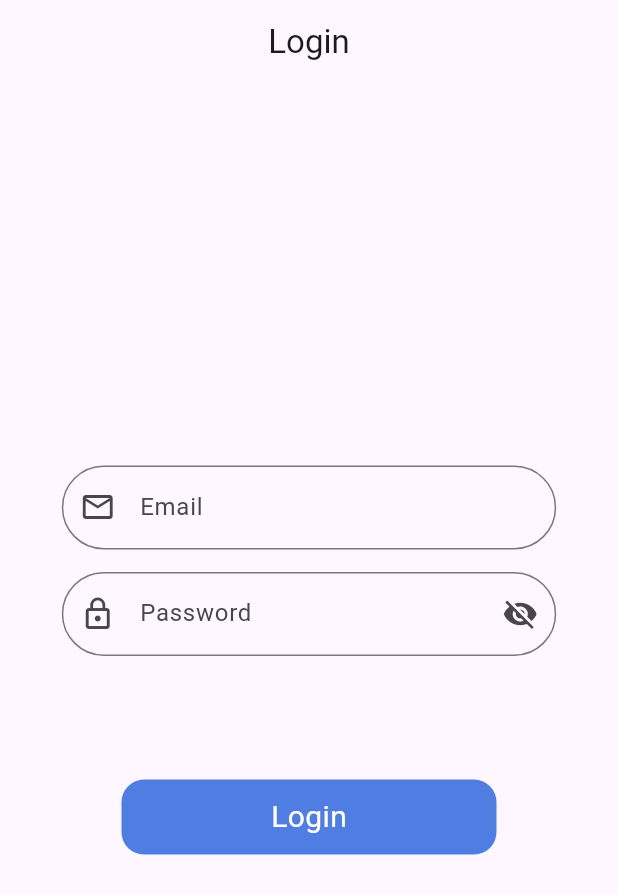
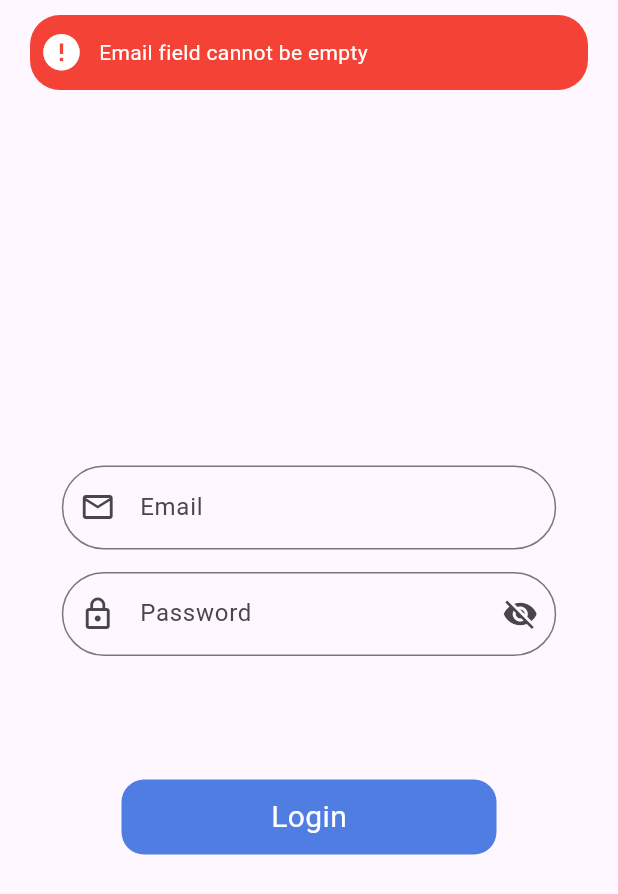
Before and after one commit to rn-byte/Flutter_MVVM_Arch, a Flutter app: the screen it shows after launch, after a tap on "Login", on a phone screen of 412 x 824 dp. Shown: the top 894 px of the screen. Run offline on Flutter 3.47's test engine with Material 3 defaults, Android fonts, the phone set to English and light mode, and no system bars; drawn by our look-alikes of another_flushbar; our stand-ins replace fluttertoast.

Commit message:
login and view model work added

```diff
--- a/lib/main.dart
+++ b/lib/main.dart
@@ -1,6 +1,8 @@
 import 'package:flutter/material.dart';
 import 'package:flutter_mvvm/utils/routes/routes.dart';
 import 'package:flutter_mvvm/utils/routes/routes_name.dart';
+import 'package:flutter_mvvm/view_model/auth_view_model.dart';
+import 'package:provider/provider.dart';
 
 void main() {
   runApp(const MyApp());
@@ -12,9 +14,15 @@ class MyApp extends StatelessWidget {
   // This widget is the root of your application.
   @override
   Widget build(BuildContext context) {
+    return MultiProvider(
+      providers: [
+        ChangeNotifierProvider(create: (context) => AuthViewModel()),
+      ],
+      child: Builder(
+        builder: (context) {
           return MaterialApp(
             debugShowCheckedModeBanner: false,
-      title: 'Flutter Demo',
+            title: 'Flutter MVVM',
             theme: ThemeData(
               colorScheme: ColorScheme.fromSeed(seedColor: Colors.deepPurple),
               useMaterial3: true,
@@ -22,5 +30,8 @@ class MyApp extends StatelessWidget {
             initialRoute: RoutesName.login,
             onGenerateRoute: Routes.generateRoute,
           );
+        },
+      ),
+    );
   }
 }
--- a/lib/utils/utils.dart
+++ b/lib/utils/utils.dart
@@ -3,7 +3,8 @@ import 'package:another_flushbar/flushbar_route.dart';
 import 'package:flutter/material.dart';
 import 'package:fluttertoast/fluttertoast.dart';
 
-void fieldFocusChange(
+class Utils {
+  static void fieldFocusChange(
     BuildContext context,
     FocusNode current,
     FocusNode nextFocus,
@@ -12,7 +13,7 @@ void fieldFocusChange(
     FocusScope.of(context).requestFocus(nextFocus);
   }
 
-toastMessage(String message) {
+  static toastMessage(String message) {
     Fluttertoast.showToast(
         msg: message,
         toastLength: Toast.LENGTH_LONG,
@@ -20,7 +21,7 @@ toastMessage(String message) {
         textColor: Colors.white);
   }
 
-void flushErrorMessage(String message, BuildContext context) {
+  static void flushErrorMessage(String message, BuildContext context) {
     showFlushbar(
         context: context,
         flushbar: Flushbar(
@@ -42,7 +43,7 @@ void flushErrorMessage(String message, BuildContext context) {
         )..show(context));
   }
 
-void showSnackbar(String message, BuildContext context) {
+  static void showSnackbar(String message, BuildContext context) {
     ScaffoldMessenger.of(context).showSnackBar(
       SnackBar(
         backgroundColor: Colors.red,
@@ -50,3 +51,4 @@ void showSnackbar(String message, BuildContext context) {
       ),
     );
   }
+}
--- a/lib/view/login_view.dart
+++ b/lib/view/login_view.dart
@@ -2,6 +2,8 @@ import 'package:flutter/material.dart';
 import 'package:flutter_mvvm/res/compenents/round_button.dart';
 // ignore: unused_import
 import 'package:flutter_mvvm/utils/routes/routes_name.dart';
+import 'package:flutter_mvvm/view_model/auth_view_model.dart';
+import 'package:provider/provider.dart';
 import '../utils/utils.dart';
 
 class LoginView extends StatefulWidget {
@@ -18,7 +20,7 @@ class _LoginViewState extends State<LoginView> {
   FocusNode emailFocus = FocusNode();
   FocusNode passFocus = FocusNode();
 
-  ValueNotifier<bool> _obscureText = ValueNotifier<bool>(true);
+  final ValueNotifier<bool> _obscureText = ValueNotifier<bool>(true);
   @override
   void dispose() {
     super.dispose();
@@ -50,14 +52,18 @@ class _LoginViewState extends State<LoginView> {
                 keyboardType: TextInputType.emailAddress,
                 focusNode: emailFocus,
                 onFieldSubmitted: (value) {
-                  fieldFocusChange(context, emailFocus, passFocus);
+                  Utils.fieldFocusChange(context, emailFocus, passFocus);
                 },
                 decoration: const InputDecoration(
                   hintText: 'Enter Email',
                   label: Text('Email'),
                   prefixIcon: Icon(Icons.email_outlined),
                   border: OutlineInputBorder(
-                        borderRadius: BorderRadius.all(Radius.circular(30)))),
+                    borderRadius: BorderRadius.all(
+                      Radius.circular(30),
+                    ),
+                  ),
+                ),
               ),
               const SizedBox(
                 height: 15,
@@ -85,8 +91,11 @@ class _LoginViewState extends State<LoginView> {
                         ),
                       ),
                       border: const OutlineInputBorder(
-                            borderRadius:
-                                BorderRadius.all(Radius.circular(30)))),
+                        borderRadius: BorderRadius.all(
+                          Radius.circular(30),
+                        ),
+                      ),
+                    ),
                   );
                 },
               ),
@@ -119,9 +128,31 @@ class _LoginViewState extends State<LoginView> {
               //     ),
               //   ),
               // )
-              RoundButton(
+              Consumer<AuthViewModel>(
+                builder: (context, value, child) {
+                  return RoundButton(
                     title: 'Login',
-                onPress: () {},
+                    onPress: () {
+                      if (emailController.text.toString().isEmpty) {
+                        Utils.flushErrorMessage(
+                            'Email field cannot be empty', context);
+                      } else if (passController.text.toString().isEmpty) {
+                        Utils.flushErrorMessage(
+                            'Password field cannot be Empty', context);
+                      } else if (passController.text.toString().length < 6) {
+                        Utils.flushErrorMessage(
+                            'Password cannot be less then 6 digit', context);
+                      } else {
+                        Map data = {
+                          'email': emailController.text.toString(),
+                          'password': passController.text.toString()
+                        };
+                        value.loginApi(data, context);
+                        debugPrint('Api Hit');
+                      }
+                    },
+                  );
+                },
               )
             ],
           ),
```
Also changed, not shown: lib/repository/auth_repository.dart (added, +27 -0 lines), lib/res/app_url.dart (added, +7 -0 lines), lib/view_model/auth_view_model.dart (added, +17 -0 lines). Lines whose indentation alone changed are shown as unchanged.
